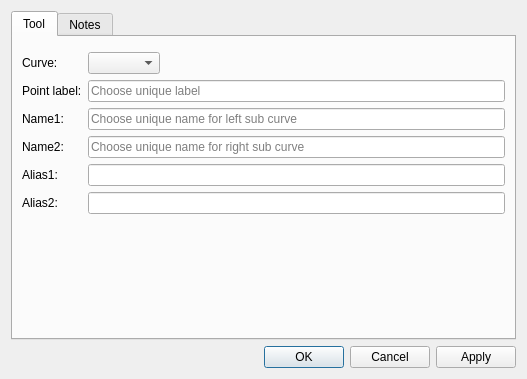
Old version of the form src/libs/vtools/dialogs/tools/dialogcutspline.ui in the repository equinox-patterns/Ostara.
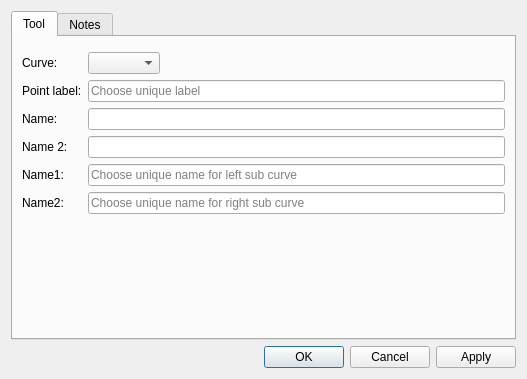
New version of the form. Icons and pictures are not drawn.

Commit message: RoleName étape 4 : simplification Cut Tools UI (Name1/Name2 masqués, Alias→Nom)

What changed in the file:
```diff
--- a/src/libs/vtools/dialogs/tools/dialogcutspline.ui
+++ b/src/libs/vtools/dialogs/tools/dialogcutspline.ui
@@ -75,48 +75,48 @@
            </property>
           </widget>
          </item>
-         <item row="4" column="0">
+         <item row="2" column="0">
           <widget class="QLabel" name="labelAlias1">
            <property name="text">
-            <string>Alias1:</string>
+            <string>Name:</string>
            </property>
           </widget>
          </item>
-         <item row="4" column="1">
+         <item row="2" column="1">
           <widget class="QLineEdit" name="lineEditAlias1"/>
          </item>
-         <item row="5" column="0">
+         <item row="3" column="0">
           <widget class="QLabel" name="labelAlias2">
            <property name="text">
-            <string>Alias2:</string>
+            <string>Name 2:</string>
            </property>
           </widget>
          </item>
-         <item row="5" column="1">
+         <item row="3" column="1">
           <widget class="QLineEdit" name="lineEditAlias2"/>
          </item>
-         <item row="2" column="0">
+         <item row="4" column="0">
           <widget class="QLabel" name="labelName1">
            <property name="text">
             <string>Name1:</string>
            </property>
           </widget>
          </item>
-         <item row="3" column="0">
+         <item row="5" column="0">
           <widget class="QLabel" name="labelName2">
            <property name="text">
             <string>Name2:</string>
            </property>
           </widget>
          </item>
-         <item row="2" column="1">
+         <item row="4" column="1">
           <widget class="QLineEdit" name="lineEditName1">
            <property name="placeholderText">
             <string>Choose unique name for left sub curve</string>
            </property>
           </widget>
          </item>
-         <item row="3" column="1">
+         <item row="5" column="1">
           <widget class="QLineEdit" name="lineEditName2">
            <property name="placeholderText">
             <string>Choose unique name for right sub curve</string>
```
Left out of the diff: 12 changed lines with no effect on the pictures. The commit also changes 5 other files.
